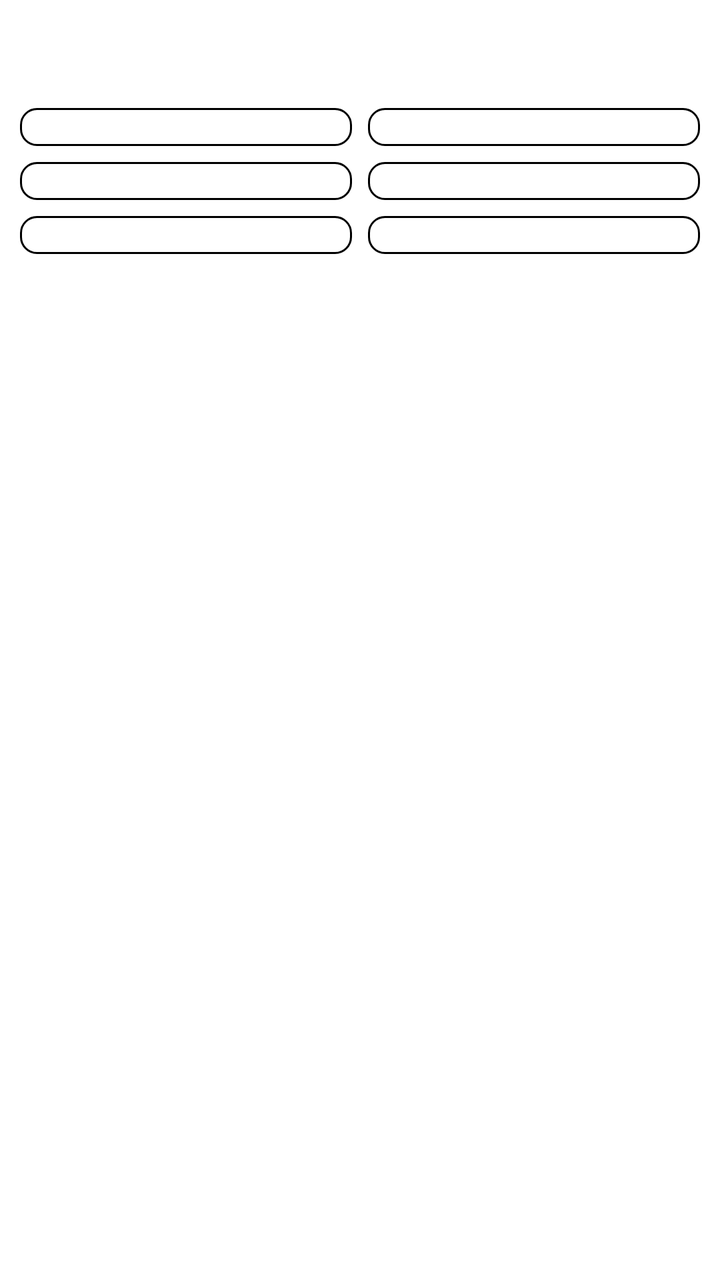
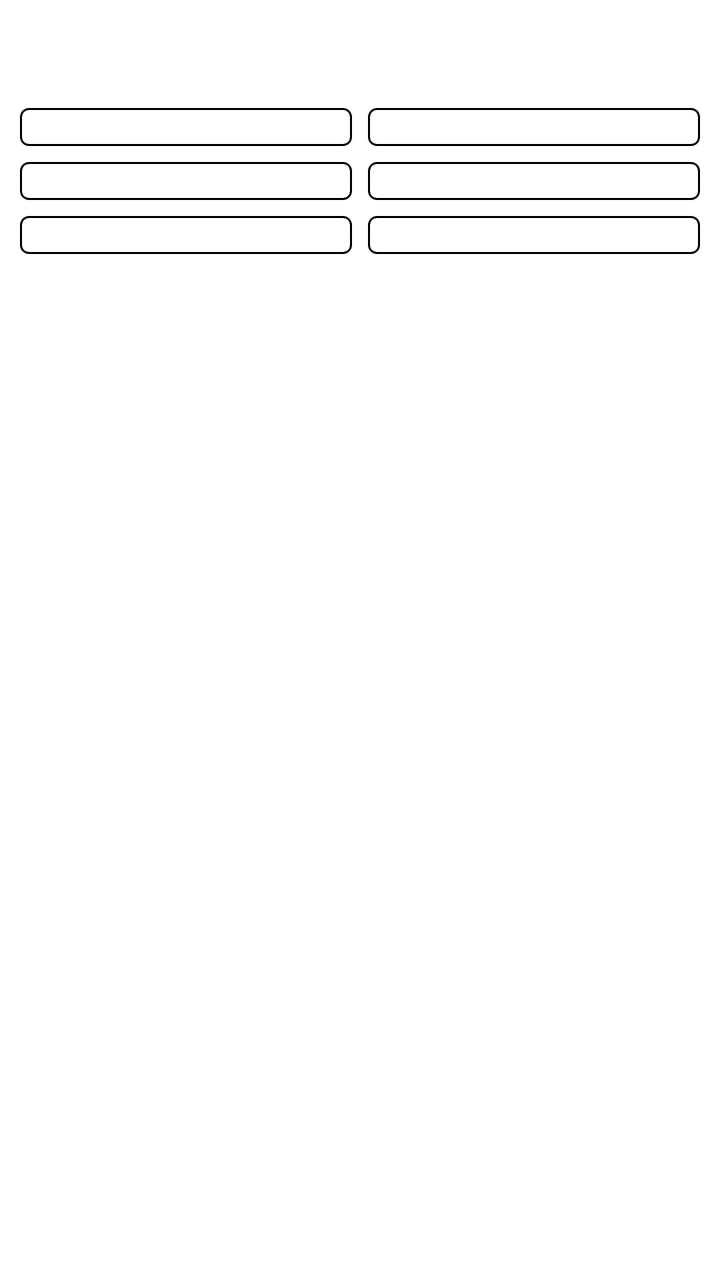

Screens rendered from an Android XML layout before and after an edit, with the pre-edit source and the edit as a unified diff.
<!-- AndroidManifest.xml: application theme Theme.Yolcu -->
<!-- res/layout/notification_expanded.xml -->
<?xml version="1.0" encoding="utf-8"?>
<LinearLayout xmlns:android="http://schemas.android.com/apk/res/android"
    android:layout_width="match_parent"
    android:layout_height="wrap_content"
    android:id="@+id/notification_expanded_root"
    android:orientation="vertical"
    android:padding="10dp"
    android:theme="@style/Theme.Yolcu">

    <TextView
        android:id="@+id/cityName"
        android:layout_width="match_parent"
        android:layout_height="wrap_content"
        android:gravity="center"
        android:textSize="15sp"
        android:textStyle="bold" />

    <TextView
        android:id="@+id/remainingTime"
        android:layout_width="match_parent"
        android:layout_height="wrap_content"
        android:layout_marginBottom="2dp"
        android:gravity="center"
        android:textSize="16sp"
        android:textStyle="bold" />

    
    <LinearLayout
        android:layout_width="match_parent"
        android:layout_height="wrap_content"
        android:layout_marginBottom="8dp"
        android:orientation="horizontal">

        <TextView
            android:id="@+id/imsak"
            android:layout_width="0dp"
            android:layout_height="wrap_content"
            android:layout_marginEnd="4dp"
            android:layout_weight="1"
            android:background="@drawable/prayer_time_card_background"
            android:gravity="center"
             
            android:textSize="14sp"
            android:textStyle="bold" />

        <TextView
            android:id="@+id/gunes"
            android:layout_width="0dp"
            android:layout_height="wrap_content"
            android:layout_marginStart="4dp"
            android:layout_weight="1"
            android:background="@drawable/prayer_time_card_background"
            android:gravity="center"
             
            android:textSize="14sp"
            android:textStyle="bold" />
    </LinearLayout>

    
    <LinearLayout
        android:layout_width="match_parent"
        android:layout_height="wrap_content"
        android:layout_marginBottom="8dp"
        android:orientation="horizontal">

        <TextView
            android:id="@+id/ogle"
            android:layout_width="0dp"
            android:layout_height="wrap_content"
            android:layout_marginEnd="4dp"
            android:layout_weight="1"
            android:background="@drawable/prayer_time_card_background"
            android:gravity="center"
             
            android:textSize="14sp"
            android:textStyle="bold" />

        <TextView
            android:id="@+id/ikindi"
            android:layout_width="0dp"
            android:layout_height="wrap_content"
            android:layout_marginStart="4dp"
            android:layout_weight="1"
            android:background="@drawable/prayer_time_card_background"
            android:gravity="center"
             
            android:textSize="14sp"
            android:textStyle="bold" />
    </LinearLayout>

    
    <LinearLayout
        android:layout_width="match_parent"
        android:layout_height="wrap_content"
        android:orientation="horizontal">

        <TextView
            android:id="@+id/aksam"
            android:layout_width="0dp"
            android:layout_height="wrap_content"
            android:layout_marginEnd="4dp"
            android:layout_weight="1"
            android:background="@drawable/prayer_time_card_background"
            android:gravity="center"
             
            android:textSize="14sp"
            android:textStyle="bold" />

        <TextView
            android:id="@+id/yatsi"
            android:layout_width="0dp"
            android:layout_height="wrap_content"
            android:layout_marginStart="4dp"
            android:layout_weight="1"
            android:background="@drawable/prayer_time_card_background"
            android:gravity="center"
             
            android:textSize="14sp"
            android:textStyle="bold" />
    </LinearLayout>

</LinearLayout>
<!-- resources referenced by this layout -->
<resources>
  <!-- drawable prayer_time_card_background (drawable) -->
  <?xml version="1.0" encoding="utf-8"?>
  <ripple xmlns:android="http://schemas.android.com/apk/res/android"
      android:color="?android:attr/colorControlHighlight">
      <item>
          <shape android:shape="rectangle">
              <corners android:radius="8dp" />
              <stroke
                  android:width="1dp"
                  android:color="@color/lineColor" />
          </shape>
      </item>
  </ripple>
  <style name="Theme.Yolcu" parent="Theme.MaterialComponents.DayNight.DarkActionBar">
          
          <item name="colorPrimary">#9CCC65</item>
          <item name="colorPrimaryVariant">#43A047</item>
          <item name="colorOnPrimary">@color/white</item>
          
          <item name="colorSecondary">#9CCC65</item>
          <item name="colorSecondaryVariant">@color/teal_700</item>
          <item name="colorOnSecondary">@color/white</item>
          
          <item name="android:statusBarColor">?attr/colorPrimaryVariant</item>
          
          <item name="actionMenuTextColor">@color/white</item>
          <item name="android:actionMenuTextColor">@color/white</item>
          <item name="android:textColor">@color/black</item>
      </style>
  <color name="lineColor">@color/black</color>
  <color name="white">#FFFFFFFF</color>
  <color name="teal_700">#FF018786</color>
  <color name="black">#FF000000</color>
</resources>

<!-- the commit's change to res/layout/notification_expanded.xml (unified diff, before → after) -->
@@ -39,7 +39,6 @@
             android:layout_weight="1"
             android:background="@drawable/prayer_time_card_background"
             android:gravity="center"
-             
             android:textSize="14sp"
             android:textStyle="bold" />
 
@@ -51,7 +50,6 @@
             android:layout_weight="1"
             android:background="@drawable/prayer_time_card_background"
             android:gravity="center"
-             
             android:textSize="14sp"
             android:textStyle="bold" />
     </LinearLayout>
@@ -71,7 +69,6 @@
             android:layout_weight="1"
             android:background="@drawable/prayer_time_card_background"
             android:gravity="center"
-             
             android:textSize="14sp"
             android:textStyle="bold" />
 
@@ -83,7 +80,6 @@
             android:layout_weight="1"
             android:background="@drawable/prayer_time_card_background"
             android:gravity="center"
-             
             android:textSize="14sp"
             android:textStyle="bold" />
     </LinearLayout>
@@ -102,7 +98,7 @@
             android:layout_weight="1"
             android:background="@drawable/prayer_time_card_background"
             android:gravity="center"
-             
+
             android:textSize="14sp"
             android:textStyle="bold" />
 
@@ -114,7 +110,6 @@
             android:layout_weight="1"
             android:background="@drawable/prayer_time_card_background"
             android:gravity="center"
-             
             android:textSize="14sp"
             android:textStyle="bold" />
     </LinearLayout>
<!-- resource entries referenced after the edit -->
@@ -6,7 +6,7 @@
       android:color="?android:attr/colorControlHighlight">
       <item>
           <shape android:shape="rectangle">
-              <corners android:radius="8dp" />
+              <corners android:radius="4dp" />
               <stroke
                   android:width="1dp"
                   android:color="@color/lineColor" />
